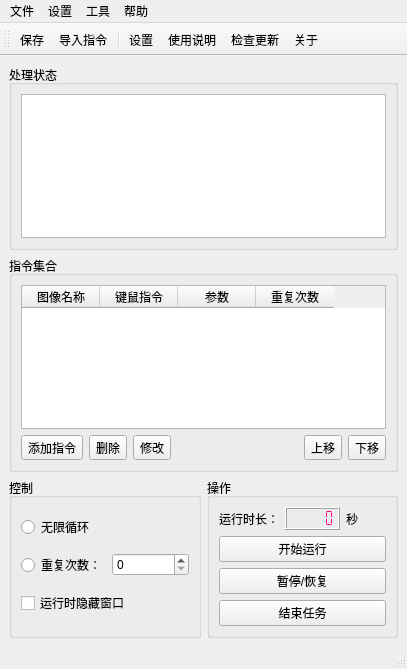
First picture: the form in 窗体/mainwindow.ui, repository FsterThanLight/Clicker, before the edit.
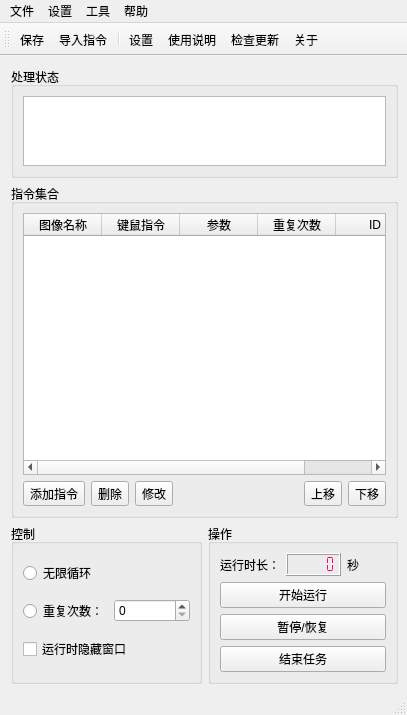
Second picture: the form after the edit. Icons and pictures are not drawn.

Commit message: 2022/4/7 主窗口表格可以新增和删除了

```diff
--- a/窗体/mainwindow.ui
+++ b/窗体/mainwindow.ui
@@ -7,14 +7,32 @@
     <x>0</x>
     <y>0</y>
     <width>407</width>
-    <height>669</height>
+    <height>715</height>
    </rect>
   </property>
   <property name="windowTitle">
    <string>自动点击</string>
   </property>
   <widget class="QWidget" name="centralwidget">
-   <layout class="QGridLayout" name="gridLayout_4">
+   <layout class="QGridLayout" name="gridLayout_4" rowstretch="1,3,1">
+    <property name="leftMargin">
+     <number>11</number>
+    </property>
+    <property name="topMargin">
+     <number>11</number>
+    </property>
+    <item row="0" column="0" colspan="2">
+     <widget class="QGroupBox" name="groupBox">
+      <property name="title">
+       <string>处理状态</string>
+      </property>
+      <layout class="QGridLayout" name="gridLayout_2">
+       <item row="0" column="0">
+        <widget class="QTextEdit" name="textEdit"/>
+       </item>
+      </layout>
+     </widget>
+    </item>
     <item row="1" column="0" colspan="2">
      <widget class="QGroupBox" name="groupBox_2">
       <property name="title">
@@ -112,9 +130,15 @@
        </item>
        <item row="0" column="0" colspan="7">
         <widget class="QTableWidget" name="tableWidget">
+         <attribute name="horizontalHeaderVisible">
+          <bool>true</bool>
+         </attribute>
          <attribute name="horizontalHeaderDefaultSectionSize">
           <number>78</number>
          </attribute>
+         <attribute name="verticalHeaderVisible">
+          <bool>false</bool>
+         </attribute>
          <attribute name="verticalHeaderDefaultSectionSize">
           <number>30</number>
          </attribute>
@@ -138,6 +162,11 @@
            <string>重复次数</string>
           </property>
          </column>
+         <column>
+          <property name="text">
+           <string>ID</string>
+          </property>
+         </column>
         </widget>
        </item>
       </layout>
@@ -240,18 +269,6 @@
       </layout>
      </widget>
     </item>
-    <item row="0" column="0" colspan="2">
-     <widget class="QGroupBox" name="groupBox">
-      <property name="title">
-       <string>处理状态</string>
-      </property>
-      <layout class="QGridLayout" name="gridLayout_2">
-       <item row="0" column="0">
-        <widget class="QTextEdit" name="textEdit"/>
-       </item>
-      </layout>
-     </widget>
-    </item>
    </layout>
   </widget>
   <widget class="QMenuBar" name="menubar">
```
The commit also changes 6 other files.
